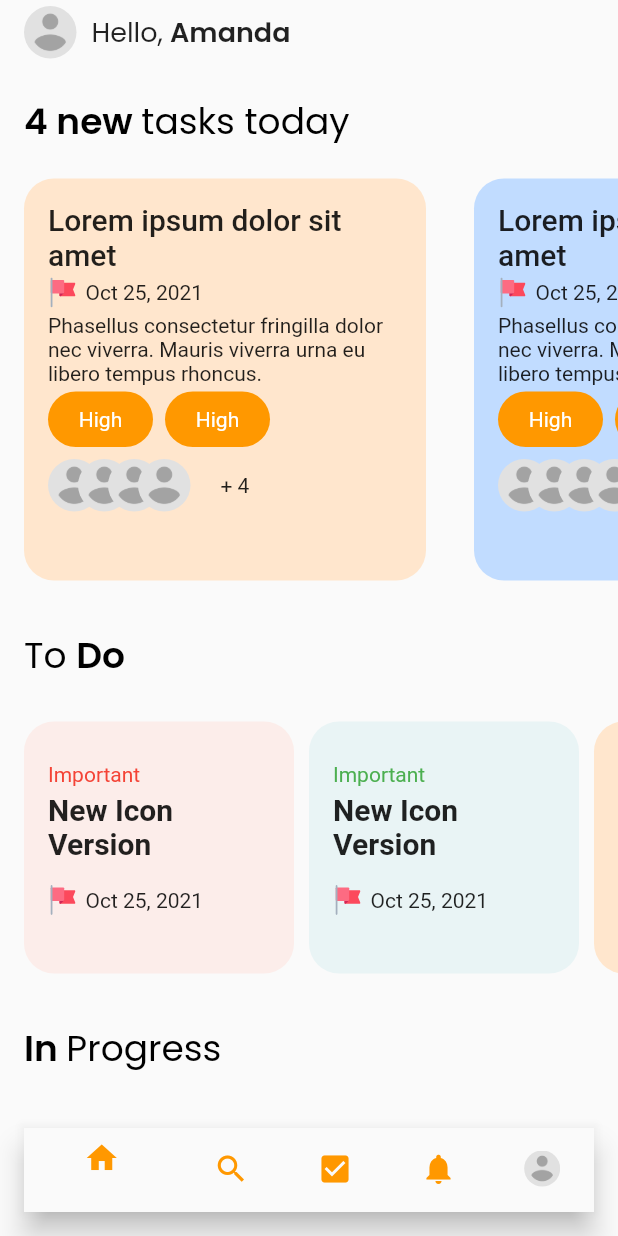
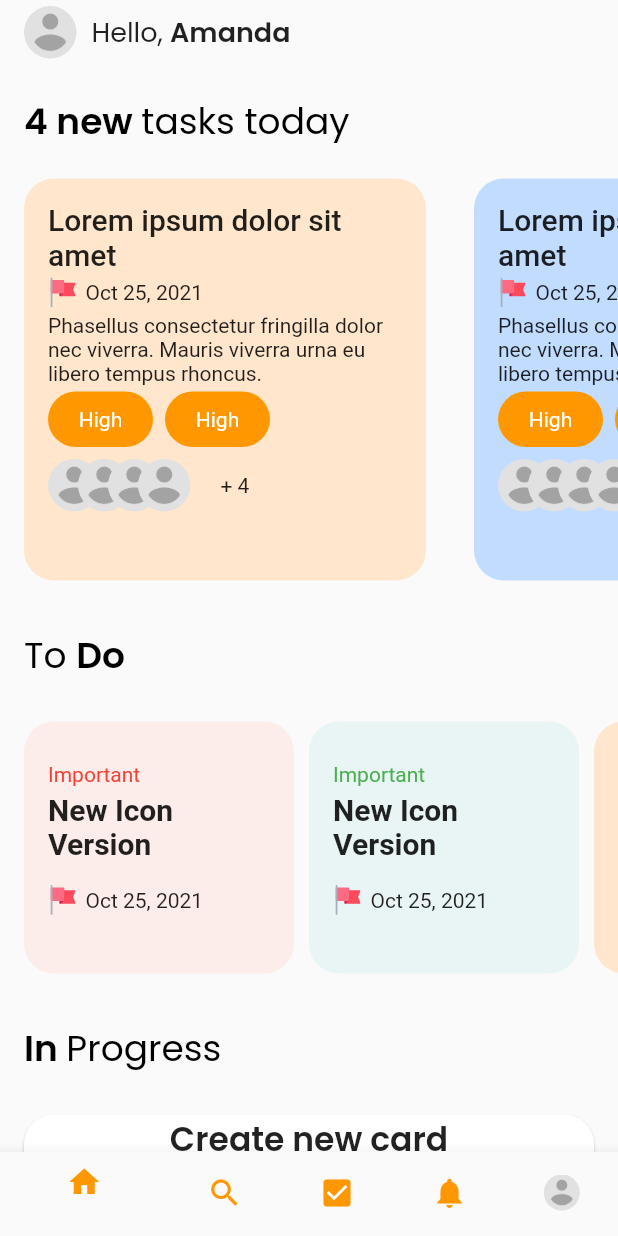
Before and after one commit to RadoslawCzubak/flutter_to_do, a Flutter app: the screen it shows after launch, on a phone screen of 412 x 824 dp. Run offline on Flutter 3.47's test engine with Material 2 defaults, Android fonts, the phone set to English and light mode, and no system bars; our stand-ins replace flutter_svg.

Commit message:
format code

```diff
--- a/lib/screens/dashboard/dashboard_page.dart
+++ b/lib/screens/dashboard/dashboard_page.dart
@@ -28,10 +28,7 @@ class DashboardPage extends StatelessWidget {
   }
 
   Widget _buildBottomNav() {
-    return Container(
-      margin: EdgeInsets.all(16.0),
-      decoration: BoxDecoration(borderRadius: BorderRadius.circular(20.0)),
-      child: BottomNavigationBar(items: [
+    return BottomNavigationBar(items: [
       const BottomNavigationBarItem(
           icon: Icon(
             Icons.home,
@@ -65,8 +62,7 @@ class DashboardPage extends StatelessWidget {
             ),
           ),
           label: '')
-      ]),
-    );
+    ]);
   }
 }
 
```
Lines whose indentation alone changed are shown as unchanged.
